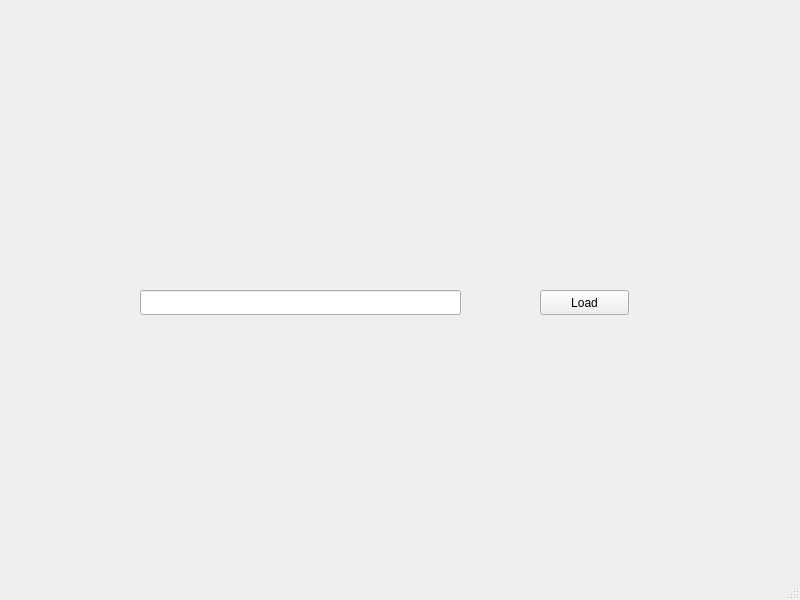
utec-aed-2022-2/proyecto-equipo-4, file Dynamic/mainwindow.ui: the form before one commit.
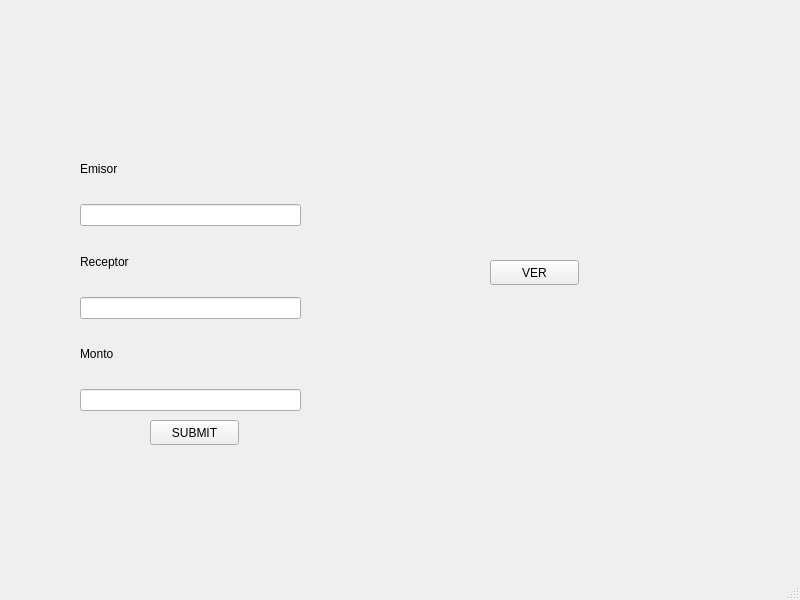
The form after the commit.

```diff
--- a/Dynamic/mainwindow.ui
+++ b/Dynamic/mainwindow.ui
@@ -14,29 +14,74 @@
    <string>MainWindow</string>
   </property>
   <widget class="QWidget" name="centralwidget">
-   <widget class="QLineEdit" name="lineEdit">
-    <property name="geometry">
-     <rect>
-      <x>140</x>
-      <y>290</y>
-      <width>321</width>
-      <height>25</height>
-     </rect>
-    </property>
-   </widget>
    <widget class="QPushButton" name="pushButton">
     <property name="geometry">
      <rect>
-      <x>540</x>
-      <y>290</y>
+      <x>150</x>
+      <y>420</y>
       <width>89</width>
       <height>25</height>
      </rect>
     </property>
     <property name="text">
-     <string>Load</string>
+     <string>SUBMIT</string>
     </property>
    </widget>
+   <widget class="QPushButton" name="pushButton_2">
+    <property name="geometry">
+     <rect>
+      <x>490</x>
+      <y>260</y>
+      <width>89</width>
+      <height>25</height>
+     </rect>
+    </property>
+    <property name="text">
+     <string>VER</string>
+    </property>
+   </widget>
+   <widget class="QWidget" name="">
+    <property name="geometry">
+     <rect>
+      <x>80</x>
+      <y>140</y>
+      <width>221</width>
+      <height>271</height>
+     </rect>
+    </property>
+    <layout class="QVBoxLayout" name="verticalLayout">
+     <item>
+      <widget class="QLabel" name="label">
+       <property name="text">
+        <string>Emisor</string>
+       </property>
+      </widget>
+     </item>
+     <item>
+      <widget class="QLineEdit" name="lineEdit"/>
+     </item>
+     <item>
+      <widget class="QLabel" name="label_2">
+       <property name="text">
+        <string>Receptor</string>
+       </property>
+      </widget>
+     </item>
+     <item>
+      <widget class="QLineEdit" name="lineEdit_2"/>
+     </item>
+     <item>
+      <widget class="QLabel" name="label_3">
+       <property name="text">
+        <string>Monto</string>
+       </property>
+      </widget>
+     </item>
+     <item>
+      <widget class="QLineEdit" name="lineEdit_3"/>
+     </item>
+    </layout>
+   </widget>
   </widget>
   <widget class="QMenuBar" name="menubar">
    <property name="geometry">
```
